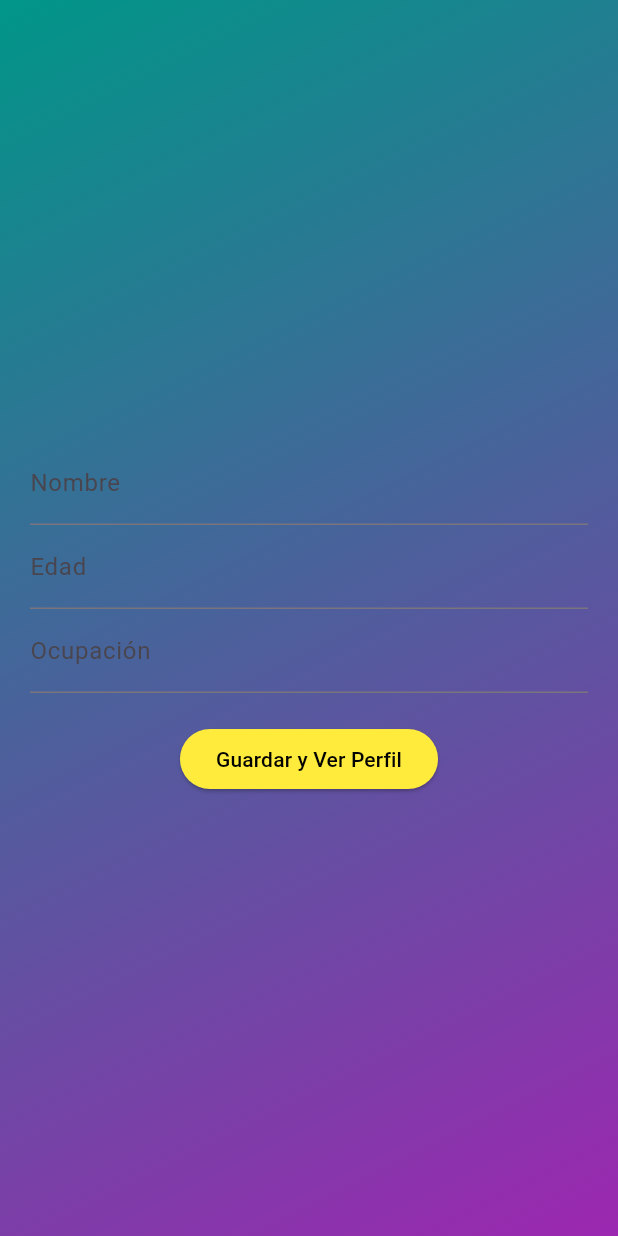
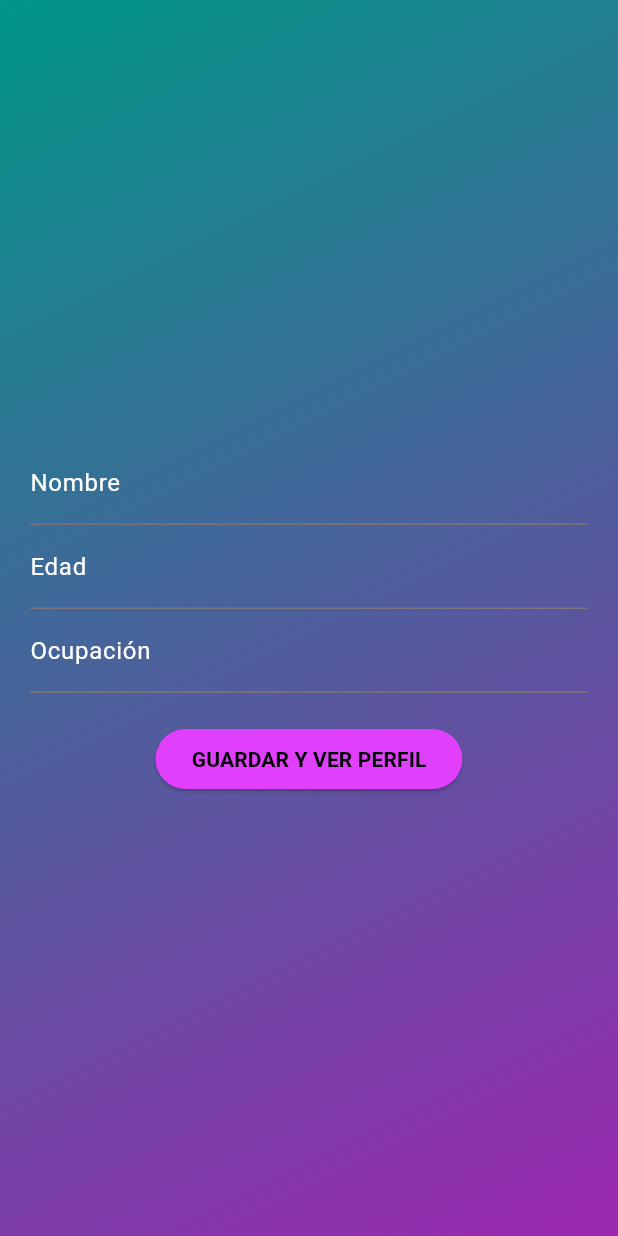
Before and after one commit to MelanieGNG/UserApp, a Flutter app: the ProfileScreen screen opened by its route, on a phone screen of 412 x 824 dp. Run offline on Flutter 3.47's test engine with Material 3 defaults, Android fonts, the phone set to English and light mode, and no system bars.

Commit message:
Design improvements

```diff
--- a/lib/main.dart
+++ b/lib/main.dart
@@ -9,7 +9,7 @@ class MyApp extends StatelessWidget {
   @override
   Widget build(BuildContext context) {
     return MaterialApp(
-      title: 'App de Perfiles',
+      title: 'User App',
       theme: ThemeData(
         primarySwatch: Colors.blue,
       ),
--- a/lib/screens/profile_screen.dart
+++ b/lib/screens/profile_screen.dart
@@ -30,16 +30,16 @@ class _ProfileScreenState extends State<ProfileScreen> {
               children: [
                 TextField(
                   controller: nameController,
-                  decoration: InputDecoration(labelText: 'Nombre'),
+                  decoration: InputDecoration(labelText: 'Nombre', labelStyle: TextStyle(color: Colors.white)),
                 ),
                 TextField(
                   controller: ageController,
-                  decoration: InputDecoration(labelText: 'Edad'),
+                  decoration: InputDecoration(labelText: 'Edad', labelStyle: TextStyle(color: Colors.white)),
                   keyboardType: TextInputType.number,
                 ),
                 TextField(
                   controller: jobController,
-                  decoration: InputDecoration(labelText: 'Ocupación'),
+                  decoration: InputDecoration(labelText: 'Ocupación', labelStyle: TextStyle(color: Colors.white)),
                 ),
                 SizedBox(height: 20),
                 ElevatedButton(
@@ -55,10 +55,10 @@ class _ProfileScreenState extends State<ProfileScreen> {
                     );
                   },
                   style: ElevatedButton.styleFrom(
-                    backgroundColor: Colors.yellow,
+                    backgroundColor: Colors.purpleAccent,
                     foregroundColor: Colors.black,
                   ),
-                  child: Text('Guardar y Ver Perfil'),
+                  child: Text('GUARDAR Y VER PERFIL', style: TextStyle(fontWeight: FontWeight.bold,)),
                 ),
               ],
             ),
--- a/lib/screens/user_profile_screen.dart
+++ b/lib/screens/user_profile_screen.dart
@@ -31,10 +31,10 @@ class UserProfileScreen extends StatelessWidget {
                   Navigator.popUntil(context, (route) => route.isFirst);
                 },
                 style: ElevatedButton.styleFrom(
-                  backgroundColor: Colors.yellow,
+                  backgroundColor: Colors.purpleAccent,
                   foregroundColor: Colors.black,
                 ),
-                child: Text('Regresar a Inicio'),
+                child: Text('REGRESAR AL INICIO', style: TextStyle(fontWeight: FontWeight.bold,)),
               ),
             ],
           ),
```
Also changed, not shown: lib/screens/home_screen.dart (+4 -3 lines).
